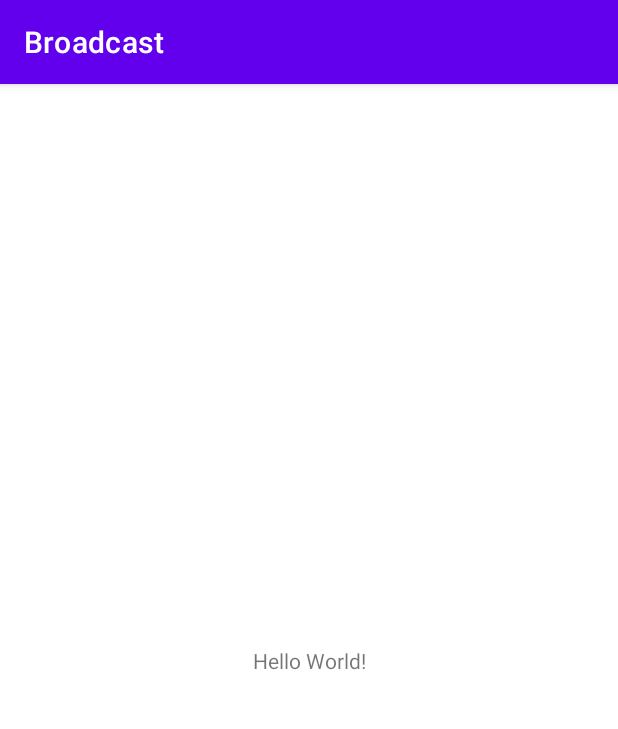
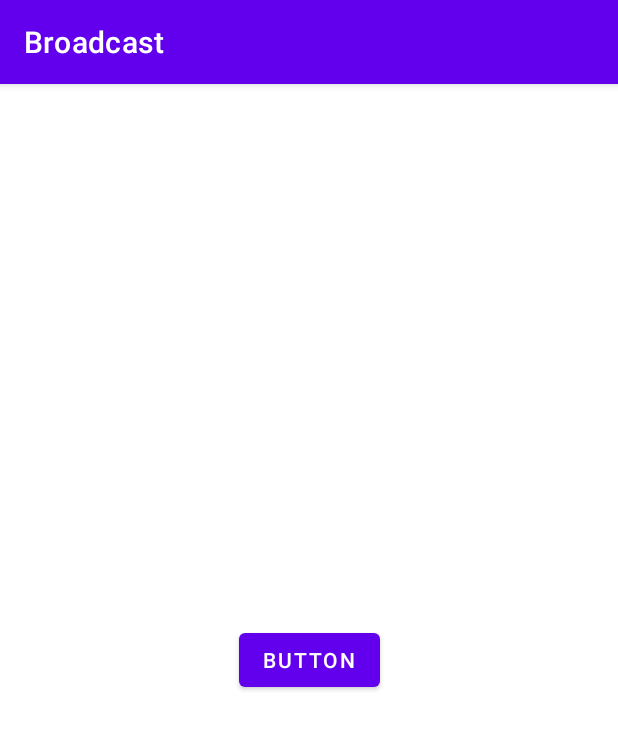
Before and after one commit to Foxxx48/Broadcast, an Android app: the screen it shows after launch (MainActivity), on a phone screen of 412 x 824 dp. Shown: the top 729 px of the screen. Run offline under Robolectric (Android 15) with nearby library versions, the phone set to English and light mode, and no system bars.

Commit message:
Add custom receiver

```diff
--- a/app/src/main/java/com/fox/broadcast/MainActivity.kt
+++ b/app/src/main/java/com/fox/broadcast/MainActivity.kt
@@ -3,19 +3,31 @@ package com.fox.broadcast
 import android.content.Intent
 import android.content.IntentFilter
 import android.os.Bundle
+import android.widget.Button
 import androidx.appcompat.app.AppCompatActivity
 
 class MainActivity : AppCompatActivity() {
     private val receiver = MyReceiver()
+    var count = 0
 
     override fun onCreate(savedInstanceState: Bundle?) {
         super.onCreate(savedInstanceState)
         setContentView(R.layout.activity_main)
+        findViewById<Button>(R.id.btn).setOnClickListener {
+            sendBroadcast(
+                Intent(MyReceiver.ACTION_CLICK).apply {
+                    putExtra(MyReceiver.EXTRA_KEY, ++count)
+
+                }
+            )
+        }
+
 
         val intentFilter = IntentFilter().apply {
             addAction(Intent.ACTION_BATTERY_LOW)
             addAction(Intent.ACTION_AIRPLANE_MODE_CHANGED)
             addAction(Intent.ACTION_BATTERY_OKAY)
+            addAction(MyReceiver.ACTION_CLICK)
         }
         registerReceiver(receiver, intentFilter)
     }
--- a/app/src/main/java/com/fox/broadcast/MyReceiver.kt
+++ b/app/src/main/java/com/fox/broadcast/MyReceiver.kt
@@ -9,17 +9,28 @@ class MyReceiver : BroadcastReceiver(){
     override fun onReceive(context: Context, intent: Intent?) {
        when (intent?.action) {
            Intent.ACTION_AIRPLANE_MODE_CHANGED -> {
-               Toast.makeText(context, "Airplane mode changed", Toast.LENGTH_SHORT).show()
+               val turnOn = intent.getBooleanExtra("state", false)
+               Toast.makeText(context, "Airplane mode changed State: $turnOn", Toast.LENGTH_SHORT).show()
            }
            Intent.ACTION_BATTERY_LOW -> {
+
                Toast.makeText(context, "Low battery", Toast.LENGTH_SHORT).show()
            }
            Intent.ACTION_BATTERY_OKAY -> {
                Toast.makeText(context, "Battery Ok", Toast.LENGTH_SHORT).show()
            }
+           ACTION_CLICK -> {
+               val count = intent.getIntExtra(EXTRA_KEY, 100500)
+               Toast.makeText(context, "Button clicked $count times", Toast.LENGTH_SHORT).show()
+           }
        }
 
     }
 
+    companion object {
+        const val ACTION_CLICK = "action_click"
+        const val EXTRA_KEY = "extra_key"
+    }
+
 
 }
--- a/app/src/main/res/layout/activity_main.xml
+++ b/app/src/main/res/layout/activity_main.xml
@@ -6,10 +6,11 @@
     android:layout_height="match_parent"
     tools:context=".MainActivity">
 
-    <TextView
+    <Button
+        android:id="@+id/btn"
         android:layout_width="wrap_content"
         android:layout_height="wrap_content"
-        android:text="Hello World!"
+        android:text="Button"
         app:layout_constraintBottom_toBottomOf="parent"
         app:layout_constraintEnd_toEndOf="parent"
         app:layout_constraintStart_toStartOf="parent"
```
